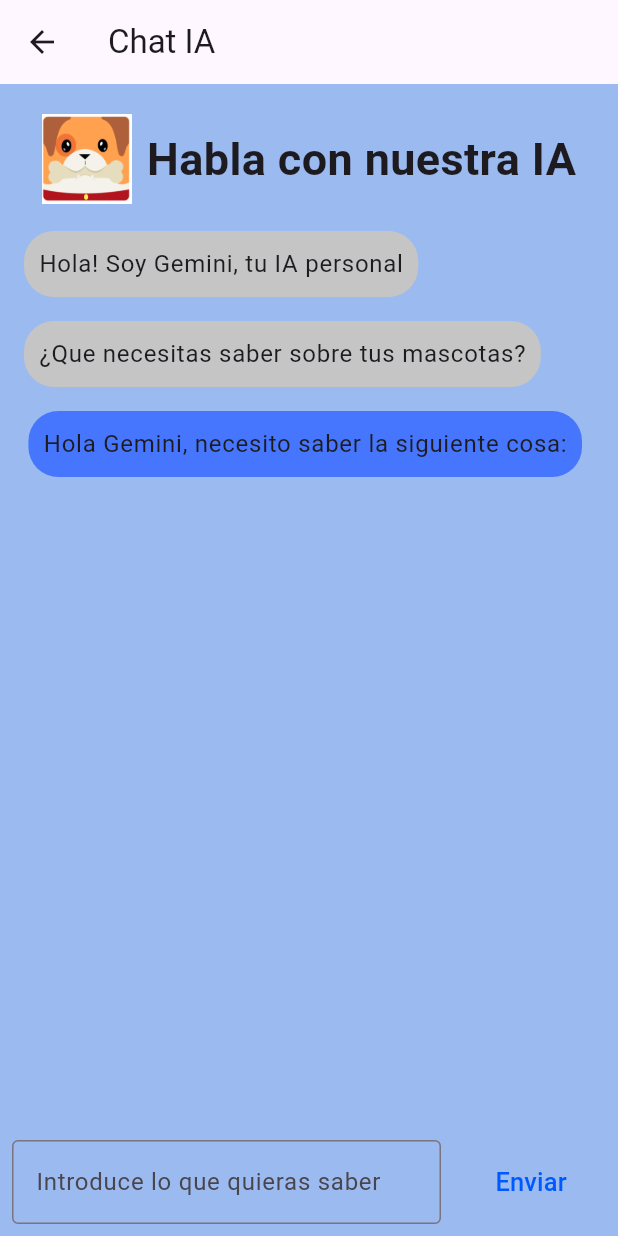
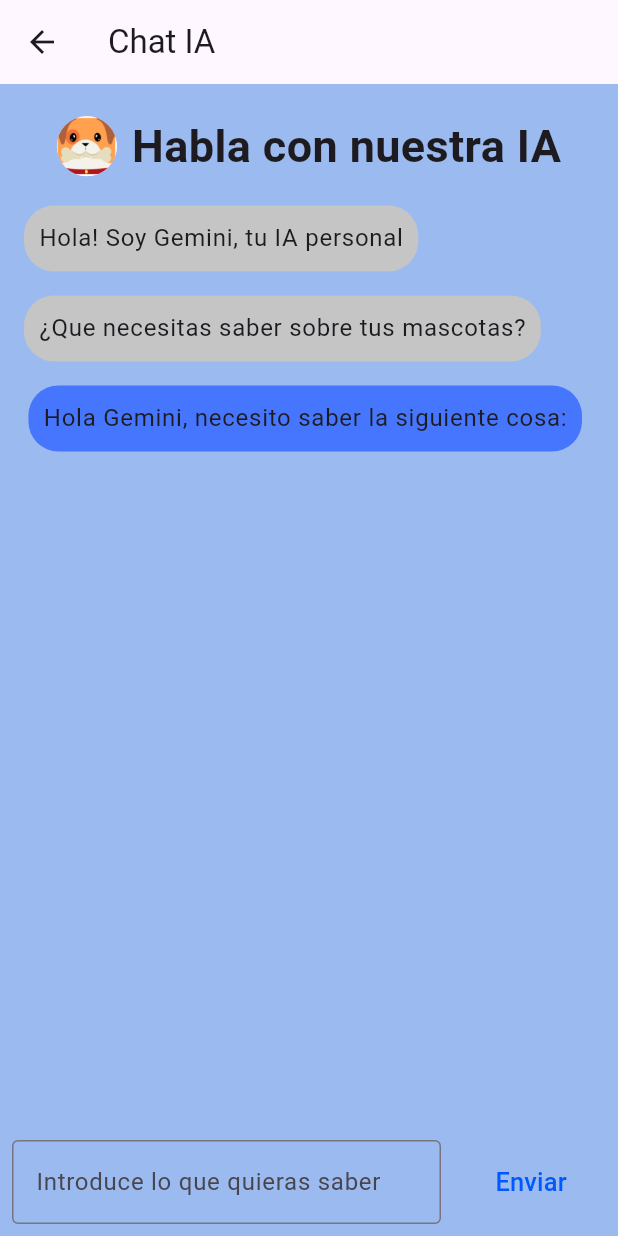
Before and after one commit to ElRisas1/pet_plan_pruebas, a Flutter app: the PantallaChatIA screen opened directly, on a phone screen of 412 x 824 dp. Run offline on Flutter 3.47's test engine with Material 3 defaults, Android fonts, the phone set to English and light mode, and no system bars; drawn by our look-alikes of grouped_list; our stand-ins replace carousel_slider, google_generative_ai, image_picker, qr_flutter, shared_preferences, supabase_flutter; accounts and stored records are empty.

Commit message:
Foto chat IA redonda

```diff
--- a/lib/pantalla_chatia.dart
+++ b/lib/pantalla_chatia.dart
@@ -80,10 +80,8 @@
       mainAxisAlignment: MainAxisAlignment.center,
       crossAxisAlignment: CrossAxisAlignment.center,
       children: [
-        SizedBox(
-          height: 60,
-          width: 60,
-          child: Image.asset("assets/logoLorena.png"),
+        CircleAvatar(
+         backgroundImage: AssetImage("assets/logoLorena.png"),
         ),
         SizedBox(width: 10), // Espacio entre imagen y texto
         Text(
```
